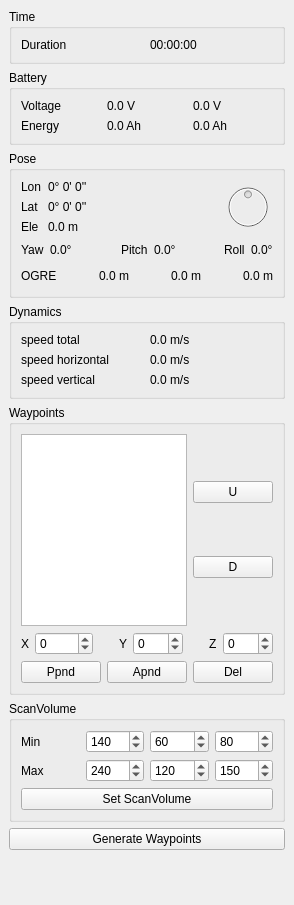
This is basestation/controlwidget.ui in wpfhtl/octocopter as Qt 5 draws it before an edit. The edited form follows.
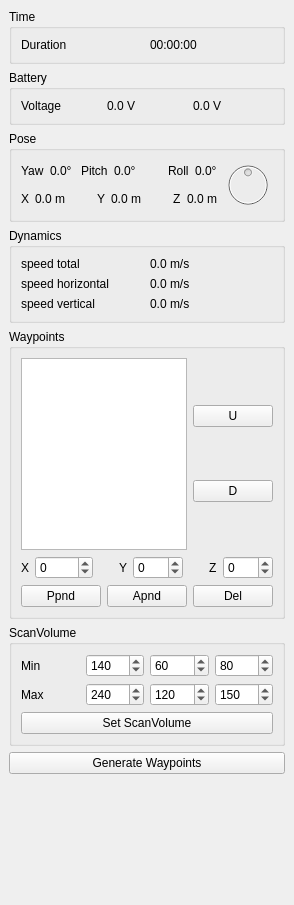
This is the edited form.

Patch:
```diff
--- a/basestation/controlwidget.ui
+++ b/basestation/controlwidget.ui
@@ -65,27 +65,6 @@
          </property>
         </widget>
        </item>
-       <item row="1" column="0">
-        <widget class="QLabel" name="label_2">
-         <property name="text">
-          <string>Energy</string>
-         </property>
-        </widget>
-       </item>
-       <item row="1" column="1">
-        <widget class="QLabel" name="mLabelBatteryEnergyCurrent">
-         <property name="text">
-          <string>0.0 Ah</string>
-         </property>
-        </widget>
-       </item>
-       <item row="1" column="2">
-        <widget class="QLabel" name="mLabelBatteryEnergy">
-         <property name="text">
-          <string>0.0 Ah</string>
-         </property>
-        </widget>
-       </item>
       </layout>
      </widget>
     </item>
@@ -98,64 +77,153 @@
        <item>
         <layout class="QHBoxLayout" name="horizontalLayout_3">
          <item>
-          <layout class="QGridLayout" name="gridLayout_2">
-           <item row="0" column="0">
-            <widget class="QLabel" name="label_3">
-             <property name="text">
-              <string>Lon</string>
-             </property>
-            </widget>
+          <layout class="QVBoxLayout" name="verticalLayout_6">
+           <item>
+            <layout class="QHBoxLayout" name="horizontalLayout">
+             <item>
+              <widget class="QLabel" name="label_7">
+               <property name="text">
+                <string>Yaw</string>
+               </property>
+              </widget>
+             </item>
+             <item>
+              <widget class="QLabel" name="mLabelYaw">
+               <property name="text">
+                <string>0.0°</string>
+               </property>
+              </widget>
+             </item>
+             <item>
+              <spacer name="horizontalSpacer_2">
+               <property name="orientation">
+                <enum>Qt::Horizontal</enum>
+               </property>
+               <property name="sizeHint" stdset="0">
+                <size>
+                 <width>18</width>
+                 <height>20</height>
+                </size>
+               </property>
+              </spacer>
+             </item>
+             <item>
+              <widget class="QLabel" name="label_8">
+               <property name="text">
+                <string>Pitch</string>
+               </property>
+              </widget>
+             </item>
+             <item>
+              <widget class="QLabel" name="mLabelPitch">
+               <property name="text">
+                <string>0.0°</string>
+               </property>
+              </widget>
+             </item>
+             <item>
+              <spacer name="horizontalSpacer_3">
+               <property name="orientation">
+                <enum>Qt::Horizontal</enum>
+               </property>
+               <property name="sizeHint" stdset="0">
+                <size>
+                 <width>40</width>
+                 <height>20</height>
+                </size>
+               </property>
+              </spacer>
+             </item>
+             <item>
+              <widget class="QLabel" name="label_10">
+               <property name="text">
+                <string>Roll</string>
+               </property>
+              </widget>
+             </item>
+             <item>
+              <widget class="QLabel" name="mLabelRoll">
+               <property name="text">
+                <string>0.0°</string>
+               </property>
+              </widget>
+             </item>
+            </layout>
            </item>
-           <item row="0" column="1">
-            <widget class="QLabel" name="mLabelPoseWgs84Longitude">
-             <property name="text">
-              <string>0° 0' 0''</string>
-             </property>
-            </widget>
-           </item>
-           <item row="1" column="0">
-            <widget class="QLabel" name="label_11">
-             <property name="text">
-              <string>Lat</string>
-             </property>
-            </widget>
-           </item>
-           <item row="1" column="1">
-            <widget class="QLabel" name="mLabelPoseWgs84Latitude">
-             <property name="text">
-              <string>0° 0' 0''</string>
-             </property>
-            </widget>
-           </item>
-           <item row="2" column="0">
-            <widget class="QLabel" name="label_13">
-             <property name="text">
-              <string>Ele</string>
-             </property>
-            </widget>
-           </item>
-           <item row="2" column="1">
-            <widget class="QLabel" name="mLabelPoseWgs84Elevation">
-             <property name="text">
-              <string>0.0 m</string>
-             </property>
-            </widget>
+           <item>
+            <layout class="QHBoxLayout" name="horizontalLayout_2">
+             <item>
+              <widget class="QLabel" name="label_2">
+               <property name="text">
+                <string>X</string>
+               </property>
+              </widget>
+             </item>
+             <item>
+              <widget class="QLabel" name="mLabelPoseOgreX">
+               <property name="text">
+                <string>0.0 m</string>
+               </property>
+              </widget>
+             </item>
+             <item>
+              <spacer name="horizontalSpacer_5">
+               <property name="orientation">
+                <enum>Qt::Horizontal</enum>
+               </property>
+               <property name="sizeHint" stdset="0">
+                <size>
+                 <width>40</width>
+                 <height>20</height>
+                </size>
+               </property>
+              </spacer>
+             </item>
+             <item>
+              <widget class="QLabel" name="label_4">
+               <property name="text">
+                <string>Y</string>
+               </property>
+              </widget>
+             </item>
+             <item>
+              <widget class="QLabel" name="mLabelPoseOgreY">
+               <property name="text">
+                <string>0.0 m</string>
+               </property>
+              </widget>
+             </item>
+             <item>
+              <spacer name="horizontalSpacer_6">
+               <property name="orientation">
+                <enum>Qt::Horizontal</enum>
+               </property>
+               <property name="sizeHint" stdset="0">
+                <size>
+                 <width>40</width>
+                 <height>20</height>
+                </size>
+               </property>
+              </spacer>
+             </item>
+             <item>
+              <widget class="QLabel" name="label_19">
+               <property name="text">
+                <string>Z</string>
+               </property>
+              </widget>
+             </item>
+             <item>
+              <widget class="QLabel" name="mLabelPoseOgreZ">
+               <property name="text">
+                <string>0.0 m</string>
+               </property>
+              </widget>
+             </item>
+            </layout>
            </item>
           </layout>
          </item>
-         <item>
-          <spacer name="horizontalSpacer">
-           <property name="orientation">
-            <enum>Qt::Horizontal</enum>
-           </property>
-           <property name="sizeHint" stdset="0">
-            <size>
-             <width>40</width>
-             <height>20</height>
-            </size>
-           </property>
-          </spacer>
-         </item>
          <item>
           <widget class="QDial" name="mCompass">
            <property name="enabled">
@@ -216,149 +284,6 @@
          </item>
         </layout>
        </item>
-       <item>
-        <layout class="QHBoxLayout" name="horizontalLayout">
-         <item>
-          <widget class="QLabel" name="label_7">
-           <property name="text">
-            <string>Yaw</string>
-           </property>
-          </widget>
-         </item>
-         <item>
-          <widget class="QLabel" name="mLabelYaw">
-           <property name="text">
-            <string>0.0°</string>
-           </property>
-          </widget>
-         </item>
-         <item>
-          <spacer name="horizontalSpacer_2">
-           <property name="orientation">
-            <enum>Qt::Horizontal</enum>
-           </property>
-           <property name="sizeHint" stdset="0">
-            <size>
-             <width>18</width>
-             <height>20</height>
-            </size>
-           </property>
-          </spacer>
-         </item>
-         <item>
-          <widget class="QLabel" name="label_8">
-           <property name="text">
-            <string>Pitch</string>
-           </property>
-          </widget>
-         </item>
-         <item>
-          <widget class="QLabel" name="mLabelPitch">
-           <property name="text">
-            <string>0.0°</string>
-           </property>
-          </widget>
-         </item>
-         <item>
-          <spacer name="horizontalSpacer_3">
-           <property name="orientation">
-            <enum>Qt::Horizontal</enum>
-           </property>
-           <property name="sizeHint" stdset="0">
-            <size>
-             <width>40</width>
-             <height>20</height>
-            </size>
-           </property>
-          </spacer>
-         </item>
-         <item>
-          <widget class="QLabel" name="label_10">
-           <property name="text">
-            <string>Roll</string>
-           </property>
-          </widget>
-         </item>
-         <item>
-          <widget class="QLabel" name="mLabelRoll">
-           <property name="text">
-            <string>0.0°</string>
-           </property>
-          </widget>
-         </item>
-        </layout>
-       </item>
-       <item>
-        <layout class="QHBoxLayout" name="horizontalLayout_2">
-         <item>
-          <widget class="QLabel" name="label_4">
-           <property name="text">
-            <string>OGRE</string>
-           </property>
-          </widget>
-         </item>
-         <item>
-          <spacer name="horizontalSpacer_4">
-           <property name="orientation">
-            <enum>Qt::Horizontal</enum>
-           </property>
-           <property name="sizeHint" stdset="0">
-            <size>
-             <width>40</width>
-             <height>20</height>
-            </size>
-           </property>
-          </spacer>
-         </item>
-         <item>
-          <widget class="QLabel" name="mLabelPoseOgreX">
-           <property name="text">
-            <string>0.0 m</string>
-           </property>
-          </widget>
-         </item>
-         <item>
-          <spacer name="horizontalSpacer_5">
-           <property name="orientation">
-            <enum>Qt::Horizontal</enum>
-           </property>
-           <property name="sizeHint" stdset="0">
-            <size>
-             <width>40</width>
-             <height>20</height>
-            </size>
-           </property>
-          </spacer>
-         </item>
-         <item>
-          <widget class="QLabel" name="mLabelPoseOgreY">
-           <property name="text">
-            <string>0.0 m</string>
-           </property>
-          </widget>
-         </item>
-         <item>
-          <spacer name="horizontalSpacer_6">
-           <property name="orientation">
-            <enum>Qt::Horizontal</enum>
-           </property>
-           <property name="sizeHint" stdset="0">
-            <size>
-             <width>40</width>
-             <height>20</height>
-            </size>
-           </property>
-          </spacer>
-         </item>
-         <item>
-          <widget class="QLabel" name="mLabelPoseOgreZ">
-           <property name="text">
-            <string>0.0 m</string>
-           </property>
-          </widget>
-         </item>
-        </layout>
-       </item>
       </layout>
      </widget>
     </item>
```
